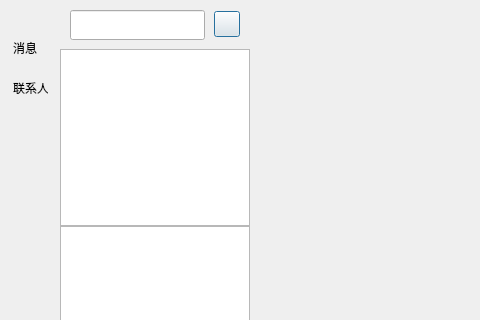
Qt form ChatClient/chatdialog.ui (KittenInFighting/ChatApplication) before a commit; both pictures show x 0 to 480 and y 0 to 320 of the 820 by 580 pixel window.
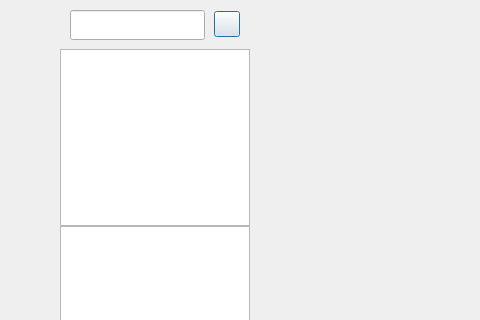
The same form after that commit. Custom widgets are drawn as their Qt base class.

Diff of the .ui file:
```diff
--- a/ChatClient/chatdialog.ui
+++ b/ChatClient/chatdialog.ui
@@ -126,41 +126,35 @@
              <number>0</number>
             </property>
             <item>
-             <widget class="QLabel" name="side_message_lab">
+             <widget class="StateWidget" name="side_chat" native="true">
               <property name="minimumSize">
                <size>
-                <width>35</width>
-                <height>35</height>
+                <width>30</width>
+                <height>30</height>
                </size>
               </property>
               <property name="maximumSize">
                <size>
-                <width>35</width>
-                <height>35</height>
+                <width>30</width>
+                <height>30</height>
                </size>
               </property>
-              <property name="text">
-               <string>消息</string>
-              </property>
              </widget>
             </item>
             <item>
-             <widget class="QLabel" name="side_contact_lab">
+             <widget class="StateWidget" name="side_contact" native="true">
               <property name="minimumSize">
                <size>
-                <width>35</width>
-                <height>35</height>
+                <width>30</width>
+                <height>30</height>
                </size>
               </property>
               <property name="maximumSize">
                <size>
-                <width>35</width>
-                <height>35</height>
+                <width>30</width>
+                <height>30</height>
                </size>
               </property>
-              <property name="text">
-               <string>联系人</string>
-              </property>
              </widget>
             </item>
            </layout>
@@ -519,6 +513,12 @@
    <header>chatpage.h</header>
    <container>1</container>
   </customwidget>
+  <customwidget>
+   <class>StateWidget</class>
+   <extends>QWidget</extends>
+   <header location="global">statewidget.h</header>
+   <container>1</container>
+  </customwidget>
  </customwidgets>
  <resources/>
  <connections/>
```
Left out of the diff: 2 changed lines with no effect on the pictures.
